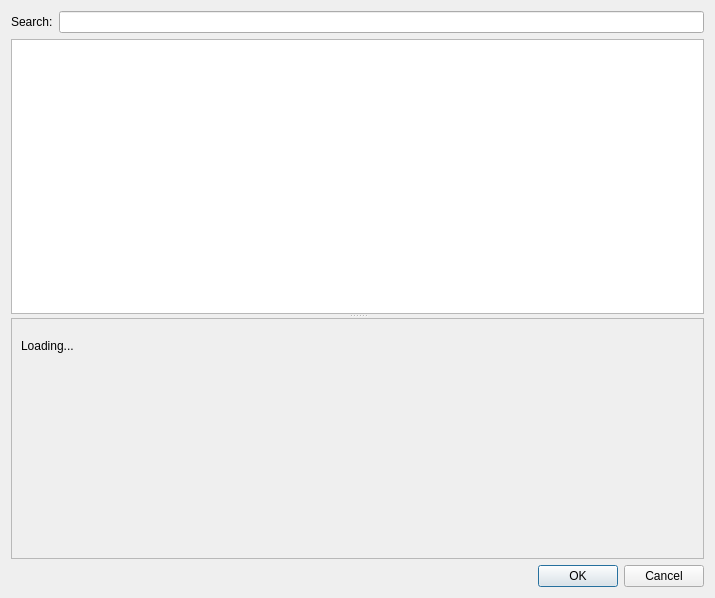
Above: designer/getshared.ui from ankitects/anki before the change. Below: the same form after it.
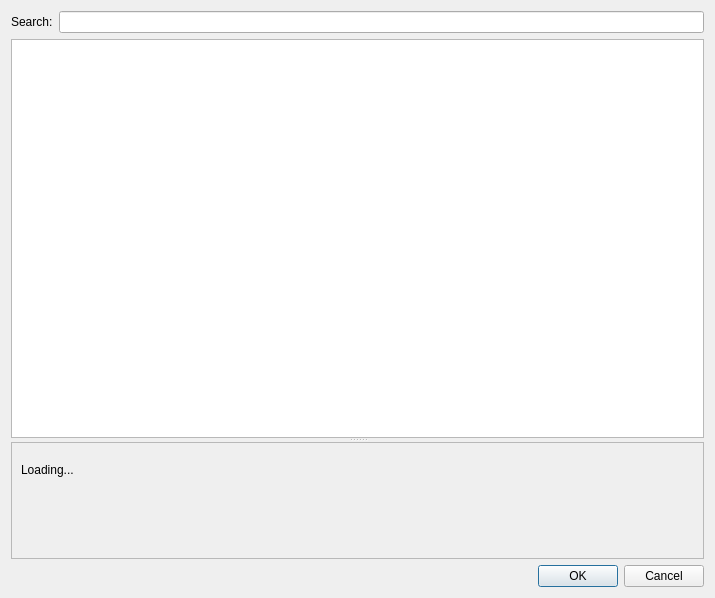
That is the form after the change.

```diff
--- a/designer/getshared.ui
+++ b/designer/getshared.ui
@@ -34,7 +34,7 @@
       <property name="sizePolicy">
        <sizepolicy hsizetype="Expanding" vsizetype="Expanding">
         <horstretch>0</horstretch>
-        <verstretch>1</verstretch>
+        <verstretch>0</verstretch>
        </sizepolicy>
       </property>
       <property name="alternatingRowColors">
@@ -54,7 +54,7 @@
       <property name="sizePolicy">
        <sizepolicy hsizetype="Expanding" vsizetype="Expanding">
         <horstretch>0</horstretch>
-        <verstretch>3</verstretch>
+        <verstretch>0</verstretch>
        </sizepolicy>
       </property>
       <property name="frameShape">
```
